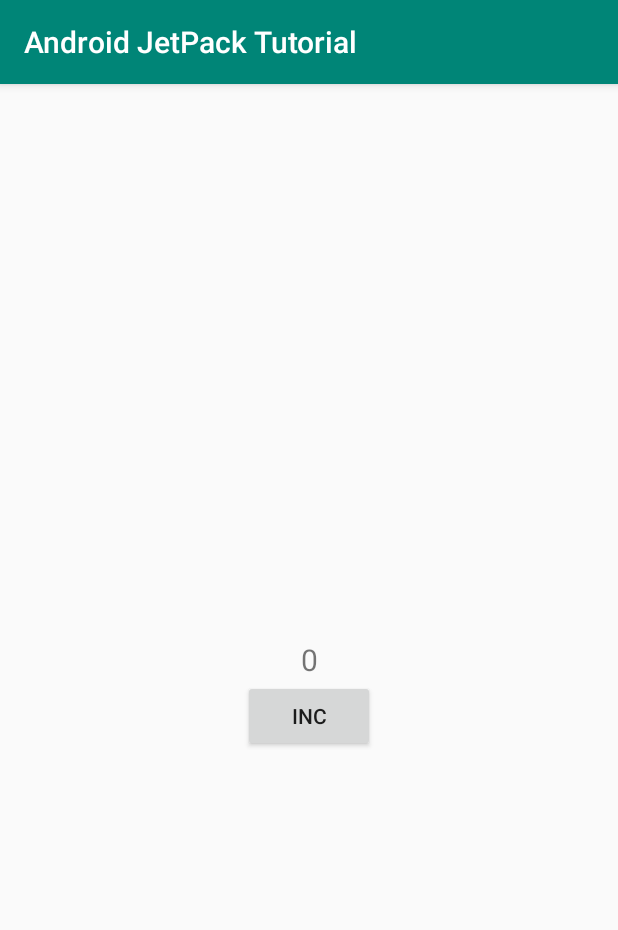
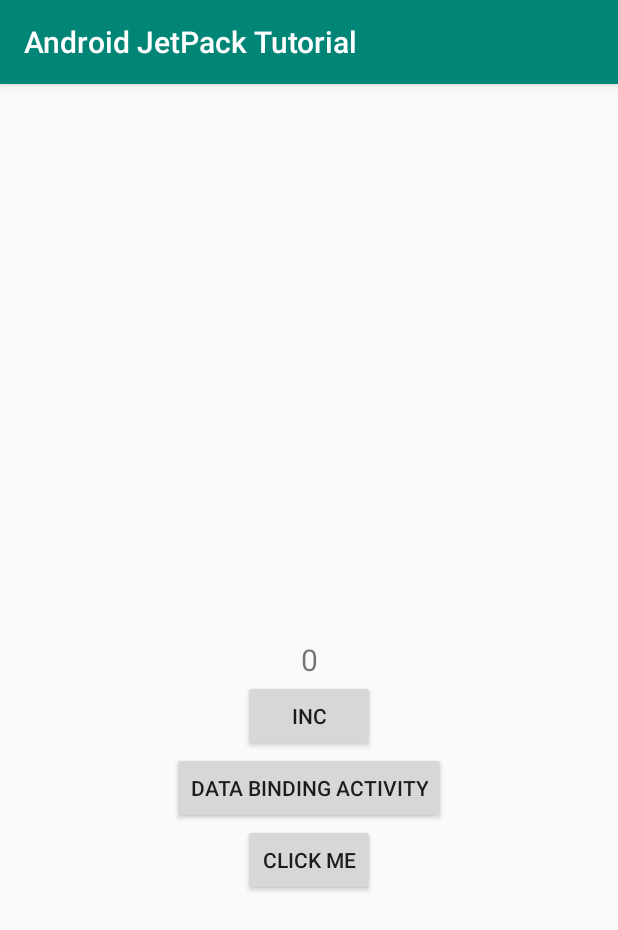
Before and after one commit to send2abhishek/AndroidJetPackTutorial, an Android app: the screen it shows after launch (MainActivity), on a phone screen of 412 x 824 dp. Shown: the top 930 px of the screen. Run offline under Robolectric (Android 15) with nearby library versions, the phone set to English and light mode, and no system bars; our stand-ins replace data binding.

Commit message:
Added Data binding implementation with button click handlers

```diff
--- a/app/src/main/AndroidManifest.xml
+++ b/app/src/main/AndroidManifest.xml
@@ -9,6 +9,8 @@
         android:roundIcon="@mipmap/ic_launcher_round"
         android:supportsRtl="true"
         android:theme="@style/AppTheme">
+        <activity android:name=".DataActivity"></activity>
+
         <activity android:name=".MainActivity">
             <intent-filter>
                 <action android:name="android.intent.action.MAIN" />
--- a/app/src/main/java/com/attra/androidjetpacktutorial/MainActivity.java
+++ b/app/src/main/java/com/attra/androidjetpacktutorial/MainActivity.java
@@ -1,28 +1,39 @@
 package com.attra.androidjetpacktutorial;
 
+import android.content.Context;
+import android.content.Intent;
 import android.os.Bundle;
 import android.view.View;
 import android.widget.Button;
 import android.widget.TextView;
-
+import android.widget.Toast;
 import androidx.appcompat.app.AppCompatActivity;
+import androidx.databinding.DataBindingUtil;
 import androidx.lifecycle.MutableLiveData;
 import androidx.lifecycle.Observer;
 import androidx.lifecycle.ViewModelProviders;
 
 import com.attra.androidjetpacktutorial.ViewModels.MainActivityViewModel;
+import com.attra.androidjetpacktutorial.databinding.ActivityMainBinding;
 
 public class MainActivity extends AppCompatActivity implements View.OnClickListener {
 
     private TextView counter;
     private Button increment;
     private MainActivityViewModel viewModel;
+    private HandleClicks clicks;
+    private ActivityMainBinding binding;
 
 
     @Override
     protected void onCreate(Bundle savedInstanceState) {
         super.onCreate(savedInstanceState);
         setContentView(R.layout.activity_main);
+        binding= DataBindingUtil.setContentView(this,R.layout.activity_main);
+        clicks=new HandleClicks(this);
+        binding.setClickhandlers(clicks);
+
+
         viewModel= ViewModelProviders.of(this).get(MainActivityViewModel.class);
         counter=findViewById(R.id.activity_main_counter_text);
 
@@ -46,4 +57,23 @@ public class MainActivity extends AppCompatActivity implements View.OnClickListe
     }
 
 
+    public void startDataBindingActivity(View view) {
+
+        Intent intent=new Intent(this, DataActivity.class);
+        startActivity(intent);
+    }
+
+    public class HandleClicks{
+
+        private Context context;
+
+        public HandleClicks(Context context) {
+            this.context = context;
+        }
+
+        public void getClickBtn(View view){
+
+            Toast.makeText(context,"click buttons",Toast.LENGTH_SHORT).show();
+        }
+    }
 }
--- a/app/src/main/res/layout/activity_main.xml
+++ b/app/src/main/res/layout/activity_main.xml
@@ -1,4 +1,16 @@
 <?xml version="1.0" encoding="utf-8"?>
+
+<layout>
+
+    <data>
+
+        <variable
+            name="clickhandlers"
+            type="com.attra.androidjetpacktutorial.MainActivity.HandleClicks" />
+
+    </data>
+
+
     <RelativeLayout xmlns:android="http://schemas.android.com/apk/res/android"
         xmlns:app="http://schemas.android.com/apk/res-auto"
         xmlns:tools="http://schemas.android.com/tools"
@@ -24,4 +36,25 @@
             android:id="@+id/activity_main_btn_inc"
             />
 
+        <Button
+            android:layout_width="wrap_content"
+            android:layout_height="wrap_content"
+            android:text="Data Binding Activity"
+            android:layout_below="@id/activity_main_btn_inc"
+            android:layout_centerHorizontal="true"
+            android:id="@+id/activity_main_btn_newActivity"
+            android:onClick="startDataBindingActivity"
+            />
+
+        <Button
+            android:layout_width="wrap_content"
+            android:layout_height="wrap_content"
+            android:id="@+id/activity_main_onClickBtn"
+            android:text="Click Me"
+            android:onClick="@{clickhandlers::getClickBtn}"
+            android:layout_below="@id/activity_main_btn_newActivity"
+            android:layout_centerInParent="true"
+            />
+
     </RelativeLayout>
+</layout>
```
Also changed, not shown: app/build.gradle (+9 -0 lines), app/src/main/java/com/attra/androidjetpacktutorial/DataActivity.java (added, +21 -0 lines), app/src/main/java/com/attra/androidjetpacktutorial/Models/DataModels.java (added, +20 -0 lines), app/src/main/java/com/attra/androidjetpacktutorial/Models/Student.java (added, +29 -0 lines), app/src/main/java/com/attra/androidjetpacktutorial/MyData.java (added, +20 -0 lines), app/src/main/res/layout/activity_data.xml (added, +37 -0 lines). Lines whose indentation alone changed are shown as unchanged.
